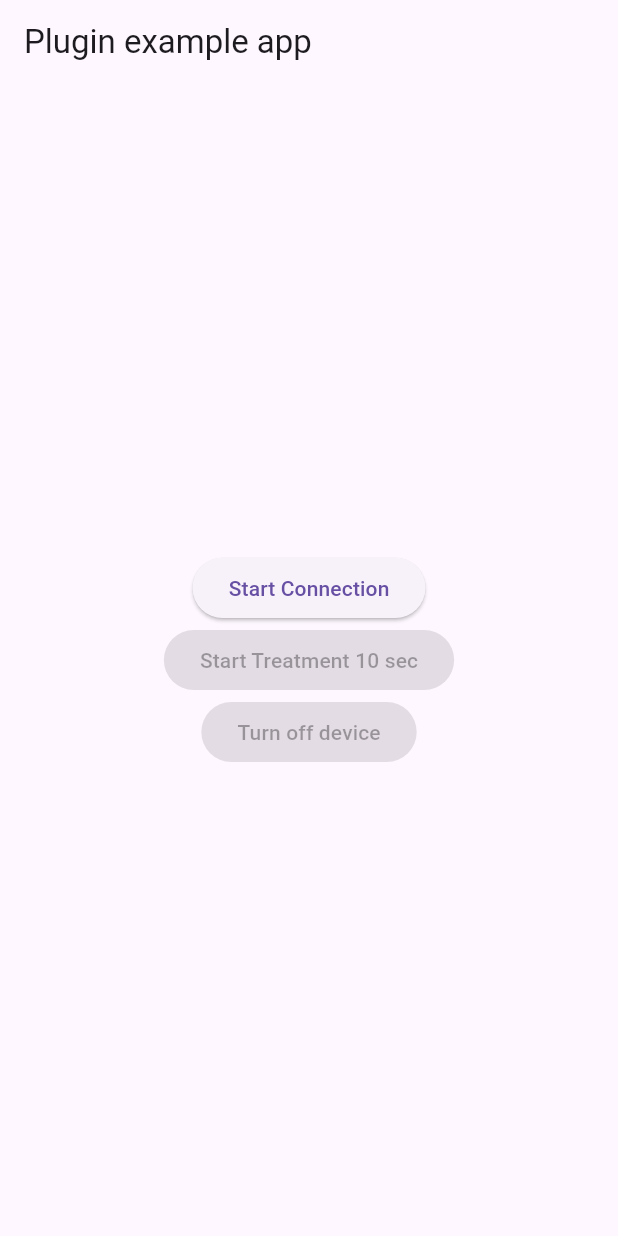
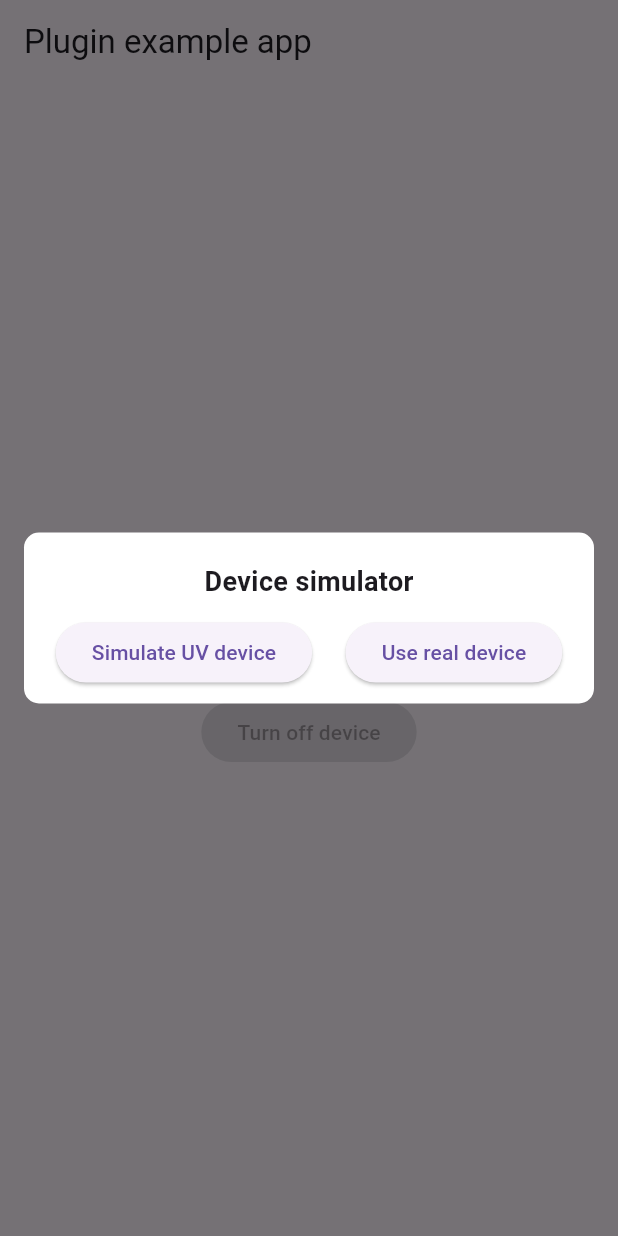
Before and after one commit to abhijeetnapses/uv_ble_sdk, a Flutter app: the screen it shows after launch, after a tap on "Start Connection", on a phone screen of 412 x 824 dp. Run offline on Flutter 3.47's test engine with Material 3 defaults, Android fonts, the phone set to English and light mode, and no system bars; our stand-ins replace equatable, flutter_bloc, flutter_blue_plus, plugin_platform_interface.

```diff
--- a/example/lib/main.dart
+++ b/example/lib/main.dart
@@ -5,9 +5,11 @@ import 'package:uv_ble_sdk/enums/device_connection_state.dart';
 import 'package:uv_ble_sdk/enums/treatment_state.dart';
 import 'package:uv_ble_sdk/uv_ble_sdk.dart';
 
+final GlobalKey<NavigatorState> navigatorKey = GlobalKey<NavigatorState>();
+
 void main() {
   WidgetsFlutterBinding.ensureInitialized();
-  UvBleSdk.instance.initialise(loggingEnabled: false);
+  UvBleSdk.instance.initialise(loggingEnabled: false, navigatorKey: navigatorKey, isMocking: true);
   runApp(const MyApp());
 }
 
@@ -33,6 +35,7 @@ class _MyAppState extends State<MyApp> {
   Widget build(BuildContext context) {
     return MaterialApp(
       debugShowCheckedModeBanner: false,
+      navigatorKey: navigatorKey,
       home: Scaffold(
         appBar: AppBar(
           title: const Text('Plugin example app'),
--- /dev/null
+++ b/lib/ui/mock_dialog.dart
@@ -0,0 +1,66 @@
+import 'package:flutter/material.dart';
+
+class MockDialog extends StatelessWidget {
+  final String title;
+  final String button1Title;
+  final String button2Title;
+  final Function button1Callback;
+  final Function button2Callback;
+
+  const MockDialog({
+    super.key,
+    required this.title,
+    required this.button1Title,
+    required this.button2Title,
+    required this.button1Callback,
+    required this.button2Callback,
+  });
+
+  @override
+  Widget build(BuildContext context) {
+    return Dialog(
+      elevation: 0.0,
+      insetPadding: const EdgeInsets.all(16.0),
+      backgroundColor: Colors.transparent,
+      child: _buildDialogContent(context),
+    );
+  }
+
+  Widget _buildDialogContent(BuildContext context) {
+    return Container(
+      padding: const EdgeInsets.all(10),
+      decoration: BoxDecoration(
+        color: Colors.white,
+        borderRadius: BorderRadius.circular(10.0),
+      ),
+      child: Column(
+        mainAxisSize: MainAxisSize.min,
+        children: <Widget>[
+          Padding(
+            padding: const EdgeInsets.all(10.0),
+            child: Text(
+              title,
+              style: const TextStyle(
+                fontSize: 18.0,
+                fontWeight: FontWeight.bold,
+              ),
+            ),
+          ),
+          Row(
+            mainAxisAlignment: MainAxisAlignment.spaceAround,
+            children: <Widget>[
+              ElevatedButton(
+                onPressed: () => button1Callback(),
+                child: Text(button1Title),
+              ),
+              ElevatedButton(
+                onPressed: () => button2Callback(),
+                child: Text(button2Title),
+              ),
+            ],
+          ),
+        ],
+      ),
+    );
+  }
+}
--- a/lib/uv_ble_sdk.dart
+++ b/lib/uv_ble_sdk.dart
@@ -1,21 +1,29 @@
+import 'dart:async';
+
+import 'package:flutter/material.dart';
 import 'package:flutter_blue_plus/flutter_blue_plus.dart';
 import 'package:uv_ble_sdk/bloc/uv_bloc.dart';
 import 'package:uv_ble_sdk/core/constants.dart';
 import 'package:uv_ble_sdk/core/utils.dart';
 import 'package:uv_ble_sdk/enums/device_connection_state.dart';
 import 'package:uv_ble_sdk/enums/treatment_state.dart';
+import 'package:uv_ble_sdk/ui/mock_dialog.dart';
 
 class UvBleSdk {
   UvBleSdk._privateConstructor();
 
   bool _isMocking = false;
+  bool? _askedForMocking;
 
   bool _isInitialised = false;
   bool _isListenerAttached = false;
 
+  GlobalKey<NavigatorState>? _navigatorKey;
+
   BluetoothConnectionState _connectionState = BluetoothConnectionState.disconnected;
 
   bool get isUVDeviceConnected => _connectionState == BluetoothConnectionState.connected;
+
   bool get isTreatmentRunning => _isTreatmentRunning;
 
   bool loggingEnabled = true;
@@ -32,13 +40,57 @@ class UvBleSdk {
 
   static final UvBleSdk instance = UvBleSdk._privateConstructor();
 
+  ///True: mocking
+  ///False: using real device
+  Future<bool> _checkForMocking() async {
+    if (_isMocking && _askedForMocking == null) {
+      if (_navigatorKey != null && _navigatorKey!.currentContext != null) {
+        bool result = await _showMockDialog(_navigatorKey!.currentContext!);
+        _askedForMocking = result;
+        return result;
+      }
+    } else if (_isMocking && _askedForMocking != null && _askedForMocking!) {
+      return true;
+    }
+    return false;
+  }
+
+  Future<bool> _showMockDialog(BuildContext context) async {
+    var result = await showDialog(
+      context: context,
+      barrierDismissible: false,
+      builder: (BuildContext context) {
+        return MockDialog(
+          title: 'Device simulator',
+          button1Title: 'Simulate UV device',
+          button2Title: 'Use real device',
+          button1Callback: () {
+            Navigator.of(context).pop(true);
+          },
+          button2Callback: () {
+            Navigator.of(context).pop(false);
+          },
+        );
+      },
+    );
+    if (result != null && result) return true;
+
+    return false;
+  }
+
   ///This will initialise basic params
   ///This will not ask for permissions
-  initialise({bool isMocking = false, bool loggingEnabled = true, int scanTimeOut = 15}) {
+  initialise({
+    bool isMocking = false,
+    bool loggingEnabled = true,
+    int scanTimeOut = 15,
+    required GlobalKey<NavigatorState> navigatorKey,
+  }) {
     if (!_isInitialised) {
       _isMocking = isMocking;
       loggingEnabled = loggingEnabled;
       _scanTimeOut = scanTimeOut;
+      _navigatorKey = navigatorKey;
       if (loggingEnabled) FlutterBluePlus.setLogLevel(LogLevel.verbose, color: false);
 
       FlutterBluePlus.adapterState.listen((state) {
@@ -61,7 +113,8 @@ class UvBleSdk {
     _isInitialised = true;
   }
 
-  startTreatment(int time) {
+  startTreatment(int time) async {
+    if (!await _checkForMocking()) {
       if (isUVDeviceConnected) {
         try {
           characteristic!.write(Commands.dose(time).codeUnits, withoutResponse: true);
@@ -74,9 +127,13 @@ class UvBleSdk {
       } else {
         Utils.printLogs("Device not connected");
       }
+    } else {
+      _mockStartTreatment(time);
+    }
   }
 
   turnOffUVDevice() async {
+    if (!await _checkForMocking()) {
       if (isUVDeviceConnected) {
         try {
           await characteristic!.write(Commands.keyPower.codeUnits, withoutResponse: true);
@@ -87,6 +144,9 @@ class UvBleSdk {
         }
       } else {
         Utils.printLogs("Device not connected");
+      }
+    } else {
+      _mockTurnOff();
     }
   }
 
@@ -163,6 +223,7 @@ class UvBleSdk {
   }
 
   Future<void> connectWithUVDevice() async {
+    if (!await _checkForMocking()) {
       if (!_isScanning) {
         bloc.add(const DeviceDiscoveryEvent(UVDeviceConnectionState.scanning));
         try {
@@ -182,5 +243,40 @@ class UvBleSdk {
       } else {
         Utils.printLogs("Scan in progress");
       }
+    } else {
+      _mockConnectionWithUVDevice();
     }
   }
+
+  Future<void> _mockConnectionWithUVDevice() async {
+    bloc.add(const DeviceDiscoveryEvent(UVDeviceConnectionState.scanning));
+    await Future.delayed(const Duration(seconds: 1));
+    bloc.add(const DeviceDiscoveryEvent(UVDeviceConnectionState.found));
+    await Future.delayed(const Duration(seconds: 1));
+    bloc.add(const DeviceDiscoveryEvent(UVDeviceConnectionState.connecting));
+    await Future.delayed(const Duration(seconds: 1));
+    _connectionState = BluetoothConnectionState.connected;
+    bloc.add(const DeviceDiscoveryEvent(UVDeviceConnectionState.connected));
+  }
+
+  Future<void> _mockTurnOff() async {
+    _connectionState = BluetoothConnectionState.disconnected;
+    await Future.delayed(const Duration(seconds: 2));
+    bloc.add(const DeviceDiscoveryEvent(UVDeviceConnectionState.disconnected));
+  }
+
+  int _remainingTime = 0;
+
+  Future<void> _mockStartTreatment(int time) async {
+    _remainingTime = time;
+    Timer.periodic(const Duration(seconds: 1), (timer) {
+      _remainingTime--;
+      if (_remainingTime < 0) {
+        timer.cancel();
+        bloc.add(const DeviceTreatmentEvent(TreatmentState.completed));
+        return;
+      }
+      bloc.add(DeviceTreatmentEvent(TreatmentState.running, timeLeft: _remainingTime));
+    });
+  }
+}
--- a/pubspec.yaml
+++ b/pubspec.yaml
@@ -1,6 +1,6 @@
 name: uv_ble_sdk
 description: "SDK for KernelMeds UV Phototherapy device."
-version: 0.0.1
+version: 0.0.2
 homepage: ""
 
 environment:
```
Lines whose indentation alone changed are shown as unchanged.
